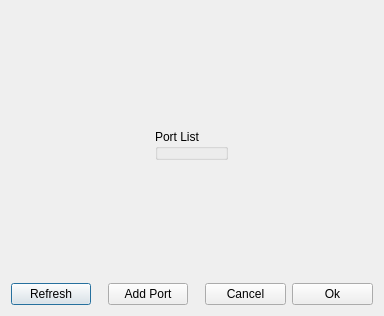
Qt form ui/ChoosePortDialog.ui (kipr/kiss) before a commit.
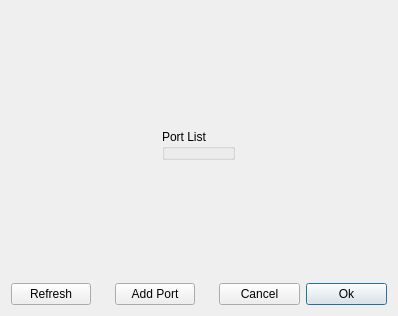
The same form after that commit.

The edit to the form file:
```diff
--- a/ui/ChoosePortDialog.ui
+++ b/ui/ChoosePortDialog.ui
@@ -4,11 +4,11 @@
   <property name="windowModality" >
    <enum>Qt::ApplicationModal</enum>
   </property>
-  <property name="geometry" >
+  <property name="geometry">
    <rect>
     <x>0</x>
     <y>0</y>
-    <width>384</width>
+    <width>398</width>
     <height>316</height>
    </rect>
   </property>
@@ -159,6 +159,9 @@
        <property name="text" >
         <string>Ok</string>
        </property>
+       <property name="default">
+        <bool>true</bool>
+       </property>
       </widget>
      </item>
     </layout>
```
Left out of the diff: 87 changed lines with no effect on the pictures.
